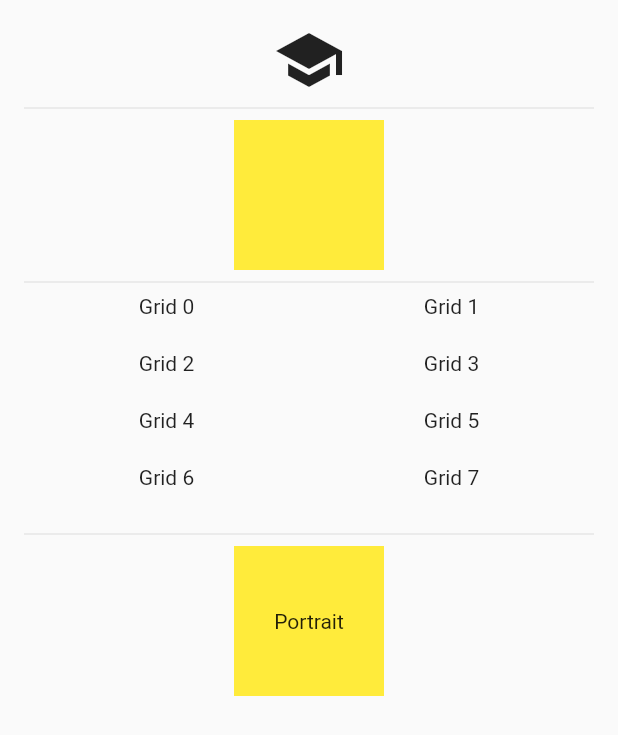
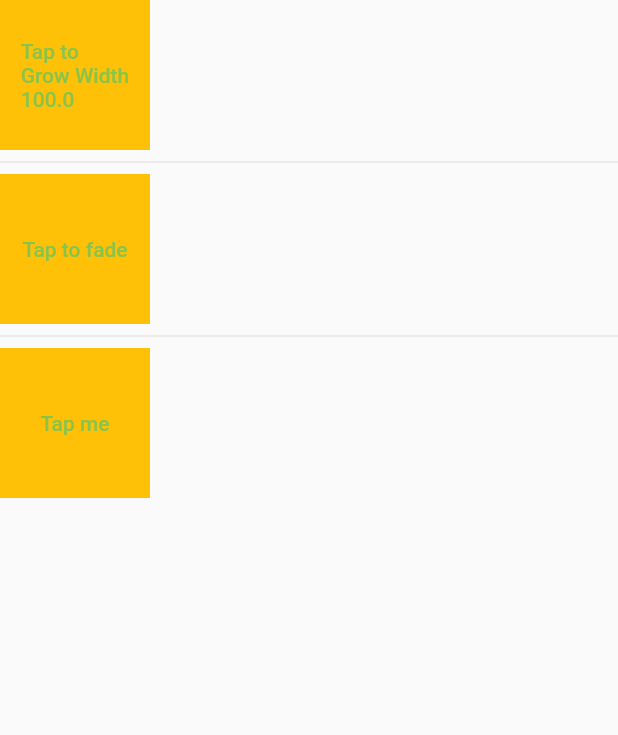
Before and after one commit to WSzoda/Flutter-Beginner, a Flutter app: the screen it shows after launch, on a phone screen of 412 x 824 dp. Shown: the top 735 px of the screen. Run offline on Flutter 3.47's test engine with Material 2 defaults, Android fonts, the phone set to English and light mode, and no system bars.

Commit message:
ch7_animations

```diff
--- a/lib/pages/home.dart
+++ b/lib/pages/home.dart
@@ -1,4 +1,7 @@
 import 'package:flutter/material.dart';
+import 'package:pogoda/widgets/animated_container.dart';
+import 'package:pogoda/widgets/animated_cross_fade.dart';
+import 'package:pogoda/widgets/animated_opacity.dart';
 
 class Home extends StatefulWidget {
   const Home({super.key});
@@ -12,124 +15,15 @@ class _HomeState extends State<Home> {
   Widget build(BuildContext context) {
     return Scaffold(
       body: SafeArea(
-        child: SingleChildScrollView(
-          child: Padding(
-            padding: const EdgeInsets.all(16),
-            child: Column(
-              children: const [
-                OrientationLayoutIconsWidget(),
-                Divider(),
-                OrientationLayoutWidget(),
-                Divider(),
-                GridViewWidget(),
-                Divider(),
-                OrientationBuilderWidget()
-              ],
-            ),
-          ),
-        ),
-      ),
+          child: Column(
+        children: const [
+          AnimatedContainerWidget(),
+          Divider(),
+          AnimatedCrossFadeWidget(),
+          Divider(),
+          AnimatedOpacityWidget(),
+        ],
+      )),
     );
   }
 }
-
-class OrientationLayoutIconsWidget extends StatelessWidget {
-  const OrientationLayoutIconsWidget({super.key});
-
-  @override
-  Widget build(BuildContext context) {
-    Orientation orientation = MediaQuery.of(context).orientation;
-    return orientation == Orientation.portrait
-        ? Row(
-            mainAxisAlignment: MainAxisAlignment.center,
-            children: const [
-              Icon(
-                Icons.school,
-                size: 48,
-              ),
-            ],
-          )
-        : Row(
-            mainAxisAlignment: MainAxisAlignment.center,
-            children: const [
-              Icon(
-                Icons.school,
-                size: 48,
-              ),
-              Icon(
-                Icons.brush,
-                size: 48,
-              )
-            ],
-          );
-  }
-}
-
-class OrientationLayoutWidget extends StatelessWidget {
-  const OrientationLayoutWidget({super.key});
-
-  @override
-  Widget build(BuildContext context) {
-    Orientation orientation = MediaQuery.of(context).orientation;
-
-    if (orientation == Orientation.portrait) {
-      return Container(
-        color: Colors.yellow,
-        width: 100,
-        height: 100,
-      );
-    } else {
-      return Container(
-        color: Colors.green,
-        width: 200,
-        height: 200,
-      );
-    }
-  }
-}
-
-class GridViewWidget extends StatelessWidget {
-  const GridViewWidget({super.key});
-
-  @override
-  Widget build(BuildContext context) {
-    Orientation orientation = MediaQuery.of(context).orientation;
-    return GridView.count(
-      crossAxisCount: orientation == Orientation.portrait ? 2 : 4,
-      shrinkWrap: true,
-      physics: const NeverScrollableScrollPhysics(),
-      childAspectRatio: 5,
-      children: List.generate(8, (index) {
-        return Text(
-          "Grid $index",
-          textAlign: TextAlign.center,
-        );
-      }),
-    );
-  }
-}
-
-class OrientationBuilderWidget extends StatelessWidget {
-  const OrientationBuilderWidget({super.key});
-
-  @override
-  Widget build(BuildContext context) {
-    return OrientationBuilder(builder: (context, orientation) {
-      return orientation == Orientation.portrait
-          ? Container(
-              alignment: Alignment.center,
-              color: Colors.yellow,
-              height: 100,
-              width: 100,
-              child: Text('Portrait'),
-            )
-          : Container(
-              alignment: Alignment.center,
-              color: Colors.lightGreen,
-              height: 100,
-              width: 200,
-              child: Text('Landscape'),
-            );
-    });
-  }
-}
--- /dev/null
+++ b/lib/widgets/animated_container.dart
@@ -0,0 +1,39 @@
+import 'package:flutter/material.dart';
+
+class AnimatedContainerWidget extends StatefulWidget {
+  const AnimatedContainerWidget({super.key});
+
+  @override
+  State<AnimatedContainerWidget> createState() =>
+      _AnimatedContainerWidgetState();
+}
+
+class _AnimatedContainerWidgetState extends State<AnimatedContainerWidget> {
+  double _height = 100.0;
+  double _width = 100.0;
+
+  void _increseWidth() {
+    setState(() {
+      _width = _width >= 320.0 ? 100.0 : _width += 50.0;
+    });
+  }
+
+  @override
+  Widget build(BuildContext context) {
+    return Row(
+      children: [
+        AnimatedContainer(
+          duration: Duration(milliseconds: 500),
+          curve: Curves.elasticOut,
+          color: Colors.amber,
+          height: _height,
+          width: _width,
+          child: TextButton(
+            child: Text('Tap to\nGrow Width\n$_width'),
+            onPressed: () => _increseWidth(),
+          ),
+        ),
+      ],
+    );
+  }
+}
--- /dev/null
+++ b/lib/widgets/animated_cross_fade.dart
@@ -0,0 +1,56 @@
+import 'package:flutter/material.dart';
+
+class AnimatedCrossFadeWidget extends StatefulWidget {
+  const AnimatedCrossFadeWidget({super.key});
+
+  @override
+  State<AnimatedCrossFadeWidget> createState() =>
+      _AnimatedCrossFadeWidgetState();
+}
+
+class _AnimatedCrossFadeWidgetState extends State<AnimatedCrossFadeWidget> {
+  bool _crossFadeStateShowFirst = true;
+  void _crossFade() {
+    setState(() {
+      _crossFadeStateShowFirst = !_crossFadeStateShowFirst;
+    });
+  }
+
+  @override
+  Widget build(BuildContext context) {
+    return Row(
+      children: [
+        Stack(
+          alignment: Alignment.center,
+          children: [
+            AnimatedCrossFade(
+              duration: Duration(milliseconds: 500),
+              sizeCurve: Curves.bounceOut,
+              crossFadeState: _crossFadeStateShowFirst
+                  ? CrossFadeState.showFirst
+                  : CrossFadeState.showSecond,
+              firstChild: Container(
+                color: Colors.amber,
+                height: 100.0,
+                width: 100.0,
+              ),
+              secondChild: Container(
+                color: Colors.lime,
+                height: 200.0,
+                width: 200.0,
+              ),
+            ),
+            Positioned.fill(
+              child: TextButton(
+                child: Text('Tap to fade'),
+                onPressed: () {
+                  _crossFade();
+                },
+              ),
+            ),
+          ],
+        )
+      ],
+    );
+  }
+}
--- /dev/null
+++ b/lib/widgets/animated_opacity.dart
@@ -0,0 +1,39 @@
+import 'package:flutter/material.dart';
+
+class AnimatedOpacityWidget extends StatefulWidget {
+  const AnimatedOpacityWidget({super.key});
+
+  @override
+  State<AnimatedOpacityWidget> createState() => _AnimatedOpacityWidgetState();
+}
+
+class _AnimatedOpacityWidgetState extends State<AnimatedOpacityWidget> {
+  double _opacity = 1.0;
+
+  void _animatedOpacity() {
+    setState(() {
+      _opacity = _opacity == 1.0 ? 0.3 : 1.0;
+    });
+  }
+
+  @override
+  Widget build(BuildContext context) {
+    return Row(
+      children: [
+        AnimatedOpacity(
+          opacity: _opacity,
+          duration: Duration(milliseconds: 500),
+          child: Container(
+            color: Colors.amber,
+            height: 100.0,
+            width: 100.0,
+            child: TextButton(
+              child: Text('Tap me'),
+              onPressed: () => _animatedOpacity(),
+            ),
+          ),
+        ),
+      ],
+    );
+  }
+}
```
